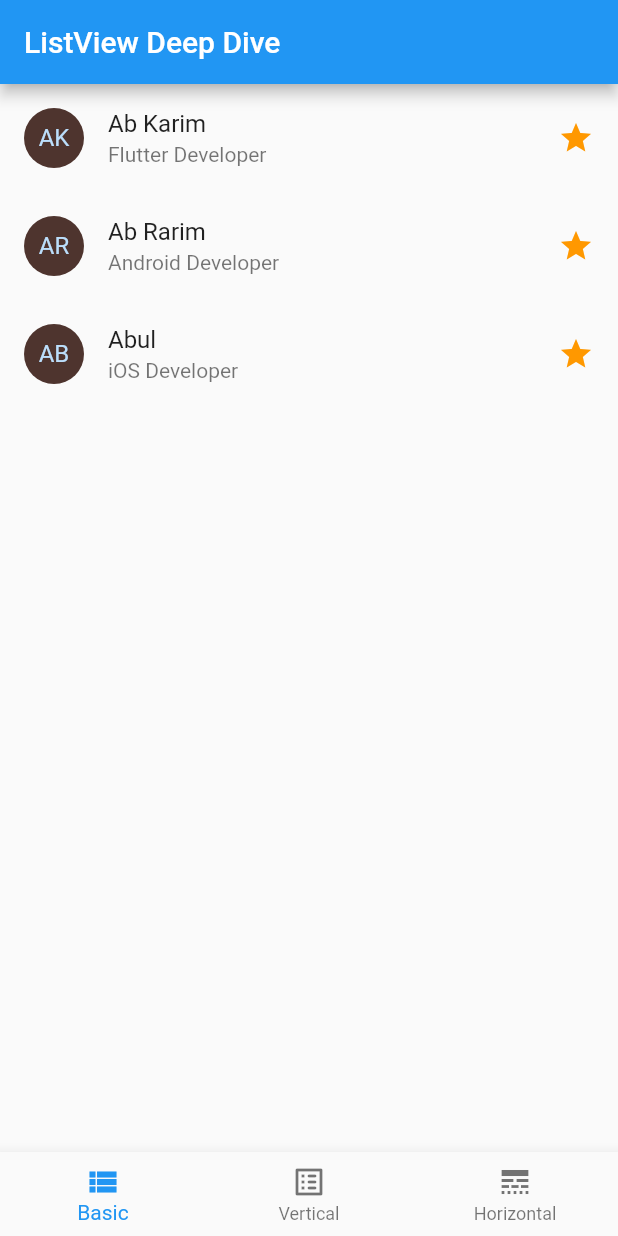
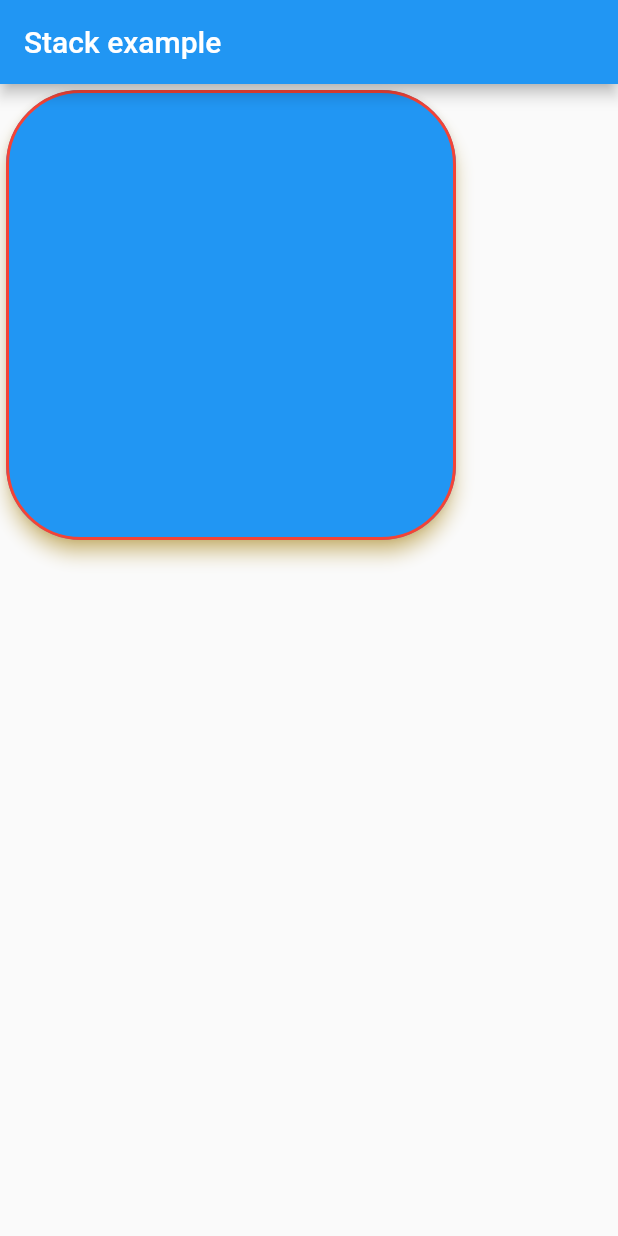
Before and after one commit to jabed3700/flutter-practise, a Flutter app: the screen it shows after launch, on a phone screen of 412 x 824 dp. Run offline on Flutter 3.47's test engine with Material 2 defaults, Android fonts, the phone set to English and light mode, and no system bars.

Commit message:
add card widgets

```diff
--- a/first_app/lib/main.dart
+++ b/first_app/lib/main.dart
@@ -1,4 +1,4 @@
-// import 'package:flutter/material.dart';
+import 'package:flutter/material.dart';
 
 // video-11
 
@@ -282,155 +282,354 @@
 
 // video-20 (list view deep dive)
 
-import 'package:flutter/material.dart';
-import 'package:flutter/rendering.dart';
+// import 'package:flutter/material.dart';
+// import 'package:flutter/rendering.dart';
 
 /* -----------------------------------------
                    main method
 -----------------------------------------*/
-void main() => runApp(MyApp());
+// void main() => runApp(MyApp());
 
 /* -----------------------------------------
                    MyApp
 -----------------------------------------*/
-class MyApp extends StatelessWidget {
-  static final String title = 'ListView Deep Dive';
+// class MyApp extends StatelessWidget {
+//   static final String title = 'ListView Deep Dive';
+
+//   @override
+//   Widget build(BuildContext context) {
+//     return MaterialApp(
+//       debugShowCheckedModeBanner: false,
+//       title: title,
+//       theme: ThemeData(primarySwatch: Colors.blue),
+//       home: HomePage(title: title),
+//     );
+//   }
+// }
+
+/* -----------------------------------------
+                  HomePage
+-----------------------------------------*/
+// class HomePage extends StatefulWidget {
+//   final String title;
+
+//   HomePage({@required this.title});
+
+//   @override
+//   _HomePageState createState() => _HomePageState();
+// }
+
+// class _HomePageState extends State<HomePage> {
+//   int index = 0;
+//   final items = List.generate(100, (counter) => 'Item: $counter');
+
+//   @override
+//   Widget build(BuildContext context) {
+//     return Scaffold(
+//       appBar: AppBar(
+//         title: Text(widget.title),
+//       ),
+//       body: buildListViews(),
+//       bottomNavigationBar: BottomNavigationBar(
+//         currentIndex: index,
+//         items: [
+//           BottomNavigationBarItem(
+//             icon: Icon(Icons.view_list),
+//             label: 'Basic',
+//           ),
+//           BottomNavigationBarItem(
+//             icon: Icon(Icons.list_alt_rounded),
+//             label: 'Vertical',
+//           ),
+//           BottomNavigationBarItem(
+//             icon: Icon(Icons.line_style),
+//             label: 'Horizontal',
+//           ),
+//         ],
+//         onTap: (int index) => setState(() => this.index = index),
+//       ),
+//     );
+//   }
+
+// Widget buildListViews() {
+//   if (index == 0) {
+//     return buildBasicListView();
+//   } else if (index == 1) {
+//     return buildVerticalListView();
+//   } else if (index == 2) {
+//     return buildHorizontalListView();
+//   } else {
+//     return Container();
+//   }
+// }
+
+// Basic List View Builder method
+
+// Widget buildBasicListView() {
+//   return ListView(
+//     children: [
+//       ListTile(
+//         leading: CircleAvatar(
+//           backgroundColor: Colors.brown.shade800,
+//           child: Text('AK'),
+//         ),
+//         title: Text('Ab Karim'),
+//         subtitle: Text('Flutter Developer'),
+//         trailing: Icon(Icons.star, color: Colors.orange),
+//       ),
+//       ListTile(
+//         leading: CircleAvatar(
+//           backgroundColor: Colors.brown.shade800,
+//           child: Text('AR'),
+//         ),
+//         title: Text('Ab Rarim'),
+//         subtitle: Text('Android Developer'),
+//         trailing: Icon(Icons.star, color: Colors.orange),
+//       ),
+//       ListTile(
+//         leading: CircleAvatar(
+//           backgroundColor: Colors.brown.shade800,
+//           child: Text('AB'),
+//         ),
+//         title: Text('Abul'),
+//         subtitle: Text('iOS Developer'),
+//         trailing: Icon(Icons.star, color: Colors.orange),
+//       ),
+//     ],
+//   );
+// }
+
+// Vertical List View Builder method
+
+// Widget buildVerticalListView() {
+//   return ListView.separated(
+//     separatorBuilder: (context, index) => Divider(
+//       color: Colors.black,
+//     ),
+//     itemCount: items.length,
+//     itemBuilder: (context, index) {
+//       return ListTile(
+//         title: Text(items[index]),
+//       );
+//     },
+//   );
+// }
+
+// Horizontal List View Builder method
+
+// Widget buildHorizontalListView() {
+//   return ListView.separated(
+//     padding: EdgeInsets.all(16),
+//     scrollDirection: Axis.horizontal,
+//     separatorBuilder: (context, index) => Divider(
+//       color: Colors.black,
+//     ),
+//     itemCount: items.length,
+//     itemBuilder: (context, index) {
+//       return Container(
+//         width: 100,
+//         height: 50,
+//         child: ListTile(
+//           title: Text(items[index]),
+//         ),
+//       );
+//     },
+//   );
+// }
+// }
+
+// video-21(stack widgets)
+
+void main() {
+  runApp(MaterialApp(
+    title: "This is first App",
+    home: Scaffold(
+      appBar: AppBar(
+        title: Text('Stack example'),
+      ),
+      body: CardsApp(),
+    ),
+  ));
+}
+
+class StackExample extends StatelessWidget {
+  // const StackExample({ Key? key }) : super(key: key);
 
   @override
   Widget build(BuildContext context) {
-    return MaterialApp(
-      debugShowCheckedModeBanner: false,
-      title: title,
-      theme: ThemeData(primarySwatch: Colors.blue),
-      home: HomePage(title: title),
+    // return Center(
+    //   child: Column(
+    //     mainAxisAlignment: MainAxisAlignment.center,
+    //     children: [
+    //       Container(
+    //         height: 200,
+    //         width: 200,
+    //         color: Colors.red,
+    //       ),
+    //       Container(
+    //         width: 100,
+    //         height: 100,
+    //         color: Colors.green,
+    //       ),
+    //       Container(
+    //         width: 50,
+    //         height: 50,
+    //         color: Colors.blue,
+    //       )
+    //     ],
+    //   ),
+    // );
+
+    return Center(
+      child: Stack(
+        // mainAxisAlignment: MainAxisAlignment.center,
+        // alignment: Alignment.topCenter,
+        overflow: Overflow.clip,
+        children: [
+          Container(
+            height: 200,
+            width: 200,
+            color: Colors.red,
+          ),
+          Positioned(
+            top: 0,
+            right: 0,
+            height: 120,
+            child: Container(
+              width: 100,
+              height: 100,
+              color: Colors.green,
+            ),
+          ),
+          Positioned(
+            bottom: -20,
+            right: 0,
+            child: Container(
+              width: 50,
+              height: 50,
+              color: Colors.blue,
+            ),
+          )
+        ],
+      ),
     );
   }
 }
 
-/* -----------------------------------------
-                  HomePage
------------------------------------------*/
-class HomePage extends StatefulWidget {
-  final String title;
+// video-22(grid view)
 
-  HomePage({@required this.title});
+class GridViews extends StatefulWidget {
+  // const GridViews({ Key? key }) : super(key: key);
 
   @override
-  _HomePageState createState() => _HomePageState();
+  _GridViewsState createState() => _GridViewsState();
 }
 
-class _HomePageState extends State<HomePage> {
-  int index = 0;
-  final items = List.generate(100, (counter) => 'Item: $counter');
+class _GridViewsState extends State<GridViews> {
+  @override
+  Widget build(BuildContext context) {
+    return Padding(
+      padding: const EdgeInsets.all(10),
+      child: GridView.count(
+        crossAxisCount: 3,
+        mainAxisSpacing: 10,
+        crossAxisSpacing: 10,
+        children: [
+          Container(
+            color: Colors.green,
+            child: Text('Hi'),
+            alignment: Alignment.center,
+          ),
+          Container(
+            color: Colors.green,
+            child: Text('Hi'),
+            alignment: Alignment.center,
+          ),
+          Container(
+            color: Colors.green,
+            child: Text('Hi'),
+            alignment: Alignment.center,
+          ),
+          Container(
+            color: Colors.green,
+            child: Text('Hi'),
+            alignment: Alignment.center,
+          ),
+          Container(
+            color: Colors.green,
+            child: Text('Hi'),
+            alignment: Alignment.center,
+          ),
+          Container(
+            color: Colors.green,
+            child: Text('Hi'),
+            alignment: Alignment.center,
+          ),
+        ],
+      ),
+    );
+  }
+}
+
+// video-23(Grid view builder)
+
+class GridViewBuilders extends StatefulWidget {
+  // const GridViewBuilders({ Key? key }) : super(key: key);
+
+  @override
+  _GridViewBuildersState createState() => _GridViewBuildersState();
+}
+
+class _GridViewBuildersState extends State<GridViewBuilders> {
+  List<int> list = List();
+  @override
+  void initState() {
+    for (int i = 0; i <= 20; i++) {
+      list.add(i);
+    }
+    ;
+    super.initState();
+  }
 
   @override
   Widget build(BuildContext context) {
-    return Scaffold(
-      appBar: AppBar(
-        title: Text(widget.title),
+    return GridView.builder(
+        itemCount: list.length,
+        gridDelegate:
+            SliverGridDelegateWithFixedCrossAxisCount(crossAxisCount: 3),
+        itemBuilder: (BuildContext Context, int index) {
+          return Padding(
+            padding: const EdgeInsets.all(8.0),
+            child: Container(
+              color: Colors.green,
+              child: Text('${list[index]}'),
+              alignment: Alignment.center,
+            ),
+          );
+        });
+  }
+}
+
+// video-24(card widget)
+class CardsApp extends StatelessWidget {
+  // const Cards({ Key? key }) : super(key: key);
+
+  @override
+  Widget build(BuildContext context) {
+    return Card(
+      child: Container(
+        width: 300,
+        height: 300,
       ),
-      body: buildListViews(),
-      bottomNavigationBar: BottomNavigationBar(
-        currentIndex: index,
-        items: [
-          BottomNavigationBarItem(
-            icon: Icon(Icons.view_list),
-            label: 'Basic',
-          ),
-          BottomNavigationBarItem(
-            icon: Icon(Icons.list_alt_rounded),
-            label: 'Vertical',
-          ),
-          BottomNavigationBarItem(
-            icon: Icon(Icons.line_style),
-            label: 'Horizontal',
-          ),
-        ],
-        onTap: (int index) => setState(() => this.index = index),
-      ),
-    );
-  }
-
-  Widget buildListViews() {
-    if (index == 0) {
-      return buildBasicListView();
-    } else if (index == 1) {
-      return buildVerticalListView();
-    } else if (index == 2) {
-      return buildHorizontalListView();
-    } else {
-      return Container();
-    }
-  }
-
-  // Basic List View Builder method
-  Widget buildBasicListView() {
-    return ListView(
-      children: [
-        ListTile(
-          leading: CircleAvatar(
-            backgroundColor: Colors.brown.shade800,
-            child: Text('AK'),
-          ),
-          title: Text('Ab Karim'),
-          subtitle: Text('Flutter Developer'),
-          trailing: Icon(Icons.star, color: Colors.orange),
-        ),
-        ListTile(
-          leading: CircleAvatar(
-            backgroundColor: Colors.brown.shade800,
-            child: Text('AR'),
-          ),
-          title: Text('Ab Rarim'),
-          subtitle: Text('Android Developer'),
-          trailing: Icon(Icons.star, color: Colors.orange),
-        ),
-        ListTile(
-          leading: CircleAvatar(
-            backgroundColor: Colors.brown.shade800,
-            child: Text('AB'),
-          ),
-          title: Text('Abul'),
-          subtitle: Text('iOS Developer'),
-          trailing: Icon(Icons.star, color: Colors.orange),
-        ),
-      ],
-    );
-  }
-
-  // Vertical List View Builder method
-  Widget buildVerticalListView() {
-    return ListView.separated(
-      separatorBuilder: (context, index) => Divider(
-        color: Colors.black,
-      ),
-      itemCount: items.length,
-      itemBuilder: (context, index) {
-        return ListTile(
-          title: Text(items[index]),
-        );
-      },
-    );
-  }
-
-  // Horizontal List View Builder method
-  Widget buildHorizontalListView() {
-    return ListView.separated(
-      padding: EdgeInsets.all(16),
-      scrollDirection: Axis.horizontal,
-      separatorBuilder: (context, index) => Divider(
-        color: Colors.black,
-      ),
-      itemCount: items.length,
-      itemBuilder: (context, index) {
-        return Container(
-          width: 100,
-          height: 50,
-          child: ListTile(
-            title: Text(items[index]),
-          ),
-        );
-      },
+      color: Colors.blue,
+      elevation: 5,
+      shadowColor: Colors.amber,
+      shape: RoundedRectangleBorder(
+          borderRadius: BorderRadius.circular(50),
+          side: BorderSide(color: Colors.red, width: 2)),
     );
   }
 }
+
+
+// video-25(text-widgets)
```
